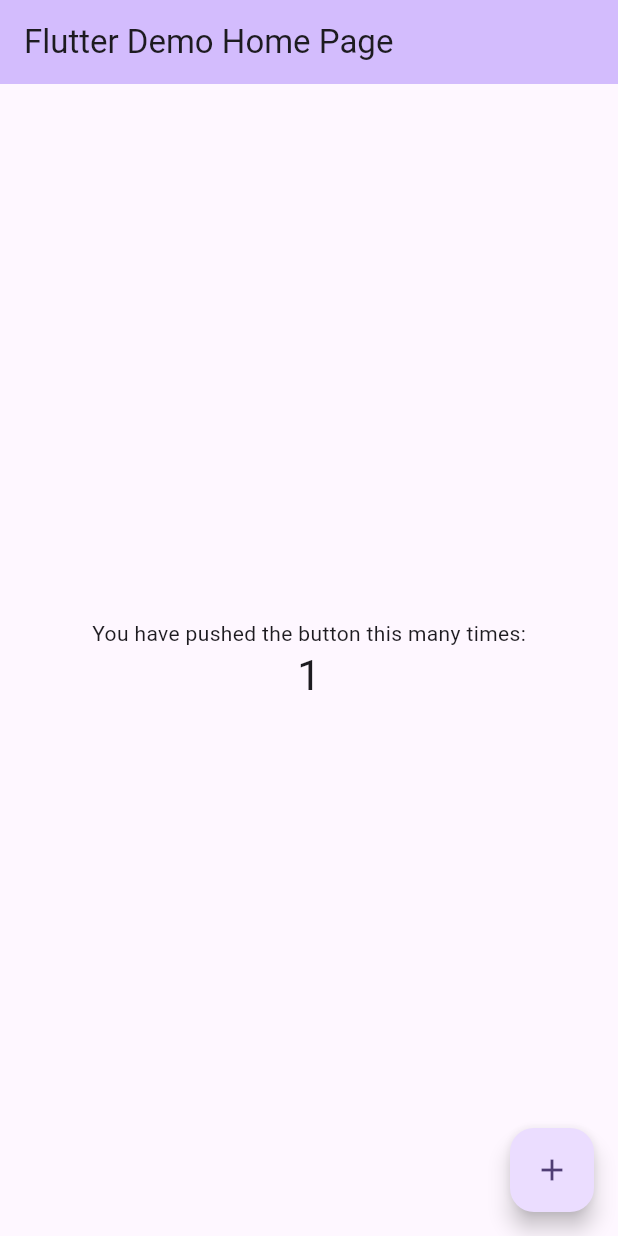
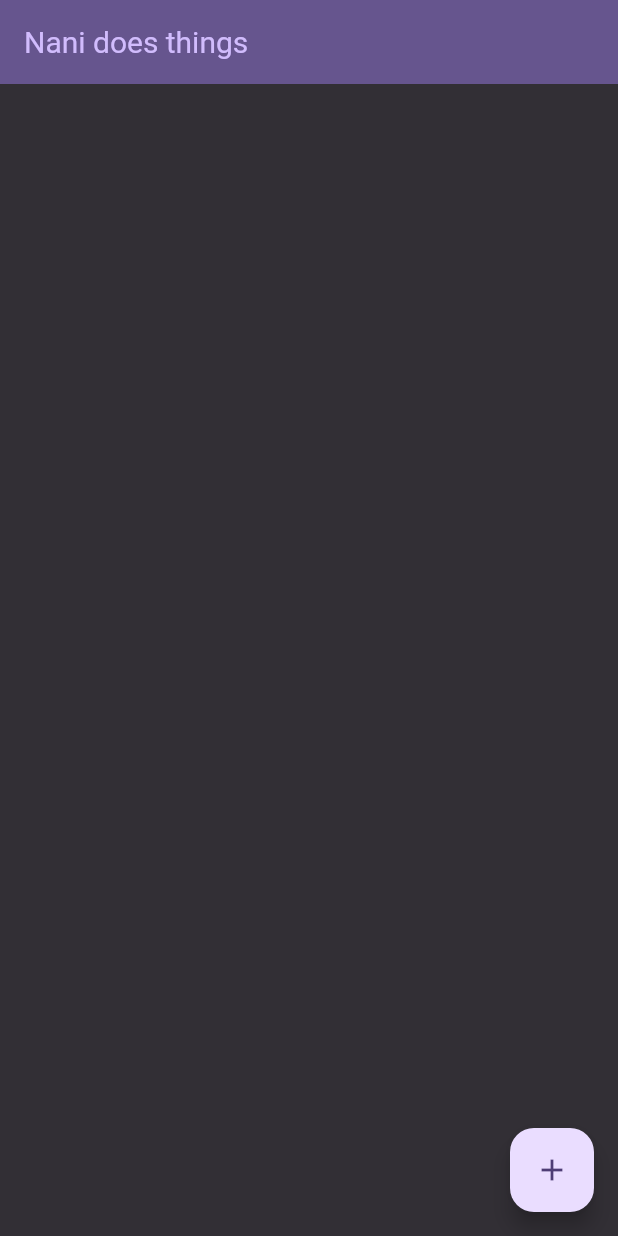
Before and after one commit to nani67/Portfolio, a Flutter app: the screen it shows after launch, after a tap on the "add" icon, on a phone screen of 412 x 824 dp. Run offline on Flutter 3.47's test engine with Material 3 defaults, Android fonts, the phone set to English and light mode, and no system bars.

Commit message:
Dark theme check
Checked for dark theming option

```diff
--- a/lib/main.dart
+++ b/lib/main.dart
@@ -7,116 +7,59 @@
 class MyApp extends StatelessWidget {
   const MyApp({super.key});
 
-  // This widget is the root of your application.
   @override
   Widget build(BuildContext context) {
     return MaterialApp(
-      title: 'Flutter Demo',
+      title: 'Nani\'s Portfolio',
+      debugShowCheckedModeBanner: true,
       theme: ThemeData(
-        // This is the theme of your application.
-        //
-        // TRY THIS: Try running your application with "flutter run". You'll see
-        // the application has a purple toolbar. Then, without quitting the app,
-        // try changing the seedColor in the colorScheme below to Colors.green
-        // and then invoke "hot reload" (save your changes or press the "hot
-        // reload" button in a Flutter-supported IDE, or press "r" if you used
-        // the command line to start the app).
-        //
-        // Notice that the counter didn't reset back to zero; the application
-        // state is not lost during the reload. To reset the state, use hot
-        // restart instead.
-        //
-        // This works for code too, not just values: Most code changes can be
-        // tested with just a hot reload.
-        colorScheme: ColorScheme.fromSeed(seedColor: Colors.deepPurple),
+        colorScheme: ColorScheme.fromSeed(
+            seedColor: Colors.deepPurple.shade600
+        ),
         useMaterial3: true,
       ),
-      home: const MyHomePage(title: 'Flutter Demo Home Page'),
+      home: const MyHomePage(),
     );
   }
 }
 
 class MyHomePage extends StatefulWidget {
-  const MyHomePage({super.key, required this.title});
-
-  // This widget is the home page of your application. It is stateful, meaning
-  // that it has a State object (defined below) that contains fields that affect
-  // how it looks.
-
-  // This class is the configuration for the state. It holds the values (in this
-  // case the title) provided by the parent (in this case the App widget) and
-  // used by the build method of the State. Fields in a Widget subclass are
-  // always marked "final".
-
-  final String title;
+  const MyHomePage({super.key});
 
   @override
   State<MyHomePage> createState() => _MyHomePageState();
 }
 
 class _MyHomePageState extends State<MyHomePage> {
-  int _counter = 0;
-
-  void _incrementCounter() {
-    setState(() {
-      // This call to setState tells the Flutter framework that something has
-      // changed in this State, which causes it to rerun the build method below
-      // so that the display can reflect the updated values. If we changed
-      // _counter without calling setState(), then the build method would not be
-      // called again, and so nothing would appear to happen.
-      _counter++;
-    });
-  }
 
   @override
   Widget build(BuildContext context) {
-    // This method is rerun every time setState is called, for instance as done
-    // by the _incrementCounter method above.
-    //
-    // The Flutter framework has been optimized to make rerunning build methods
-    // fast, so that you can just rebuild anything that needs updating rather
-    // than having to individually change instances of widgets.
     return Scaffold(
+      backgroundColor: Theme.of(context).colorScheme.inverseSurface,
       appBar: AppBar(
-        // TRY THIS: Try changing the color here to a specific color (to
-        // Colors.amber, perhaps?) and trigger a hot reload to see the AppBar
-        // change color while the other colors stay the same.
-        backgroundColor: Theme.of(context).colorScheme.inversePrimary,
-        // Here we take the value from the MyHomePage object that was created by
-        // the App.build method, and use it to set our appbar title.
-        title: Text(widget.title),
+        backgroundColor: Theme.of(context).colorScheme.primary,
+        titleTextStyle: TextStyle(
+          color: Theme.of(context).colorScheme.inversePrimary,
+          fontSize: 20
+        ),
+        title: Text('Nani does things'),
       ),
       body: Center(
-        // Center is a layout widget. It takes a single child and positions it
-        // in the middle of the parent.
         child: Column(
-          // Column is also a layout widget. It takes a list of children and
-          // arranges them vertically. By default, it sizes itself to fit its
-          // children horizontally, and tries to be as tall as its parent.
-          //
-          // Column has various properties to control how it sizes itself and
-          // how it positions its children. Here we use mainAxisAlignment to
-          // center the children vertically; the main axis here is the vertical
-          // axis because Columns are vertical (the cross axis would be
-          // horizontal).
-          //
-          // TRY THIS: Invoke "debug painting" (choose the "Toggle Debug Paint"
-          // action in the IDE, or press "p" in the console), to see the
-          // wireframe for each widget.
           mainAxisAlignment: MainAxisAlignment.center,
           children: <Widget>[
-            const Text(
-              'You have pushed the button this many times:',
-            ),
-            Text(
-              '$_counter',
-              style: Theme.of(context).textTheme.headlineMedium,
+            Container(
+              width: 200,
+              height: 200,
+
             ),
           ],
         ),
       ),
       floatingActionButton: FloatingActionButton(
-        onPressed: _incrementCounter,
+        onPressed: ()=> {
+          print('Something is happening here lol')
+        },
         tooltip: 'Increment',
         child: const Icon(Icons.add),
       ), // This trailing comma makes auto-formatting nicer for build methods.
```
